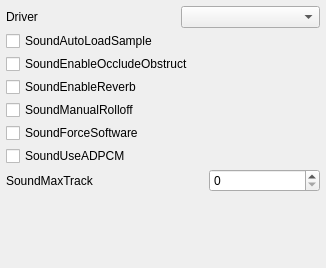
First picture: the form in code/nel/tools/3d/object_viewer_qt/src/plugins/object_viewer/sound_settings_page.ui, repository ryzom/ryzomcore, before the edit.
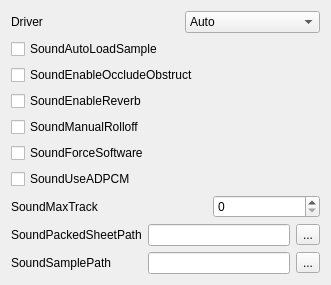
Second picture: the form after the edit.

Commit message: Changed: #1193 Removed nel configuration module, is used only QSettings.

Diff of the .ui file:
```diff
--- a/code/nel/tools/3d/object_viewer_qt/src/plugins/object_viewer/sound_settings_page.ui
+++ b/code/nel/tools/3d/object_viewer_qt/src/plugins/object_viewer/sound_settings_page.ui
@@ -6,21 +6,15 @@
    <rect>
     <x>0</x>
     <y>0</y>
-    <width>326</width>
-    <height>268</height>
+    <width>331</width>
+    <height>278</height>
    </rect>
   </property>
   <property name="windowTitle">
    <string>Form</string>
   </property>
   <layout class="QGridLayout" name="gridLayout">
-   <property name="margin">
-    <number>6</number>
-   </property>
-   <property name="spacing">
-    <number>3</number>
-   </property>
-   <item row="0" column="0">
+   <item row="0" column="0" colspan="3">
     <layout class="QHBoxLayout" name="horizontalLayout">
      <item>
       <widget class="QLabel" name="driverSndLabel">
@@ -50,53 +44,78 @@
          <verstretch>0</verstretch>
         </sizepolicy>
        </property>
+       <item>
+        <property name="text">
+         <string>Auto</string>
+        </property>
+       </item>
+       <item>
+        <property name="text">
+         <string>OpenAL</string>
+        </property>
+       </item>
+       <item>
+        <property name="text">
+         <string>XAudio2</string>
+        </property>
+       </item>
+       <item>
+        <property name="text">
+         <string>FMod</string>
+        </property>
+       </item>
+       <item>
+        <property name="text">
+         <string>DSound</string>
+        </property>
+       </item>
       </widget>
      </item>
     </layout>
    </item>
-   <item row="1" column="0">
+   <item row="1" column="0" colspan="2">
     <widget class="QCheckBox" name="autoLoadSampleCheckBox">
      <property name="text">
       <string>SoundAutoLoadSample</string>
      </property>
     </widget>
    </item>
-   <item row="2" column="0">
+   <item row="2" column="0" colspan="3">
     <widget class="QCheckBox" name="enableOccludeObstructCheckBox">
      <property name="text">
       <string>SoundEnableOccludeObstruct</string>
      </property>
     </widget>
    </item>
-   <item row="3" column="0">
+   <item row="3" column="0" colspan="2">
     <widget class="QCheckBox" name="enableReverbCheckBox">
      <property name="text">
       <string>SoundEnableReverb</string>
      </property>
     </widget>
    </item>
-   <item row="4" column="0">
+   <item row="4" column="0" colspan="2">
     <widget class="QCheckBox" name="manualRolloffCheckBox">
      <property name="text">
       <string>SoundManualRolloff</string>
      </property>
     </widget>
    </item>
-   <item row="5" column="0">
+   <item row="5" column="0" colspan="2">
     <widget class="QCheckBox" name="forceSoftwareCheckBox">
      <property name="text">
       <string>SoundForceSoftware</string>
      </property>
     </widget>
    </item>
-   <item row="6" column="0">
+   <item row="6" column="0" colspan="2">
     <widget class="QCheckBox" name="useADPCMCheckBox">
      <property name="text">
       <string>SoundUseADPCM</string>
      </property>
     </widget>
    </item>
-   <item row="7" column="0">
+   <item row="7" column="0" colspan="3">
     <layout class="QHBoxLayout" name="horizontalLayout_2">
      <item>
       <widget class="QLabel" name="maxTrackLabel">
@@ -140,6 +159,40 @@
     </layout>
    </item>
    <item row="8" column="0">
+    <widget class="QLabel" name="label">
+     <property name="text">
+      <string>SoundPackedSheetPath</string>
+     </property>
+    </widget>
+   </item>
+   <item row="8" column="1">
+    <widget class="QLineEdit" name="soundSheetPathLineEdit"/>
+   </item>
+   <item row="8" column="2">
+    <widget class="QToolButton" name="soundSheetPathButton">
+     <property name="text">
+      <string>...</string>
+     </property>
+    </widget>
+   </item>
+   <item row="9" column="0">
+    <widget class="QLabel" name="label_2">
+     <property name="text">
+      <string>SoundSamplePath</string>
+     </property>
+    </widget>
+   </item>
+   <item row="9" column="1">
+    <widget class="QLineEdit" name="soundSamplePathLineEdit"/>
+   </item>
+   <item row="9" column="2">
+    <widget class="QToolButton" name="soundSamplePathButton">
+     <property name="text">
+      <string>...</string>
+     </property>
+    </widget>
+   </item>
+   <item row="10" column="0">
     <spacer name="verticalSpacer">
      <property name="orientation">
       <enum>Qt::Vertical</enum>
```
The commit also changes 31 other files.
